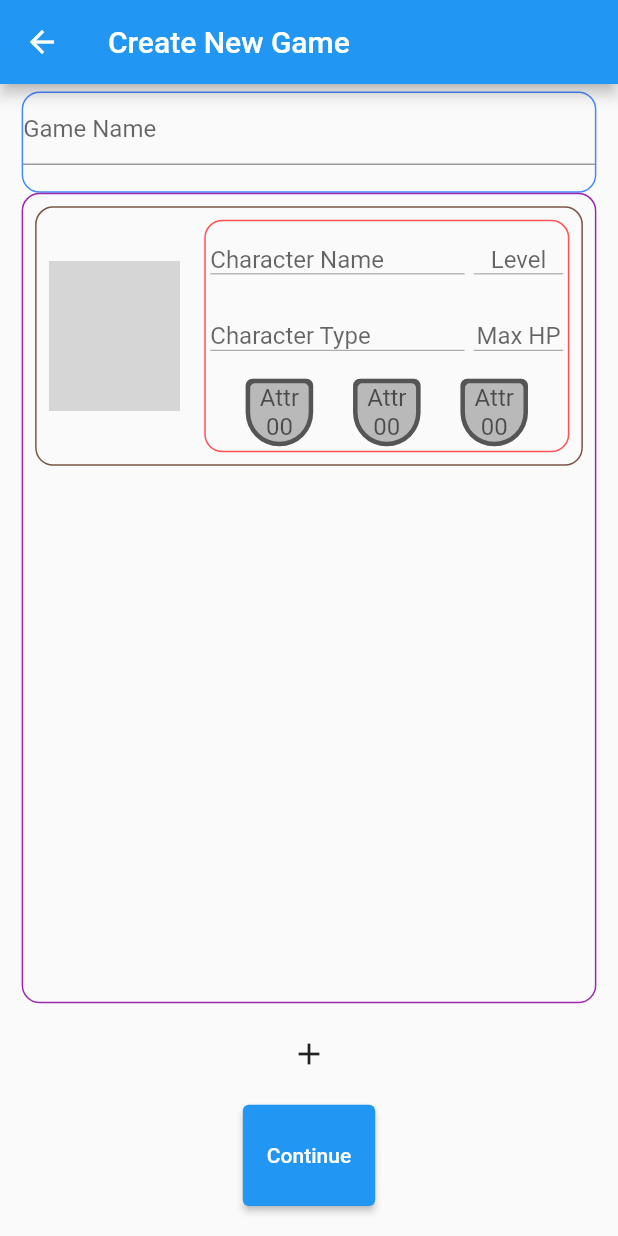
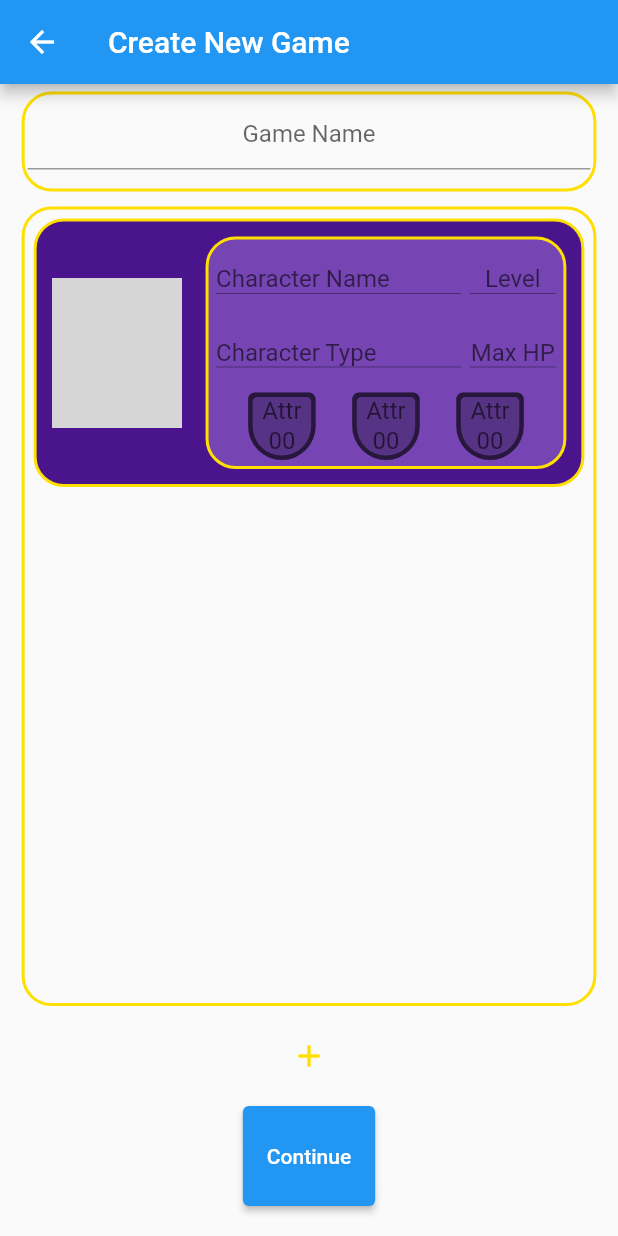
Before and after one commit to Skhoooler/Dungeons-Oracle, a Flutter app: the NewGame screen opened directly, on a phone screen of 412 x 824 dp. Run offline on Flutter 3.47's test engine with Material 2 defaults, Android fonts, the phone set to English and light mode, and no system bars; grey boxes are pictures that could not be loaded.

Commit message:
Finished Themeing actually this time

```diff
--- a/lib/Controllers/addEntity.dart
+++ b/lib/Controllers/addEntity.dart
@@ -1,18 +1,13 @@
-import 'dart:math';
-
 import 'package:flutter/material.dart';
 
 import '../Utils/textFieldStyling.dart';
+import '../Utils/customWidgets.dart' as custom_widgets;
+import '../Utils/colors.dart' as colors;
 
 /// Add Entity to Game
 Widget addEntity() {
-  return Container(
-    decoration: BoxDecoration(
-      border: Border.all(
-        color: Colors.primaries[Random().nextInt(Colors.primaries.length)],
-      ),
-      borderRadius: BorderRadius.circular(12),
-    ),
+  return custom_widgets.DOContainer(
+    color: colors.primaryColor,
     child: Column(
         mainAxisAlignment: MainAxisAlignment.start,
         crossAxisAlignment: CrossAxisAlignment.center,
@@ -39,12 +34,9 @@ Widget addEntity() {
                 flex: 5,
                 child: Padding(
                   padding: const EdgeInsets.all(8.0),
-                  child: Container(
+                  child: custom_widgets.DOContainer(
                     height: 155,
-                    decoration: BoxDecoration(
-                      border: Border.all(color: Colors.redAccent),
-                      borderRadius: BorderRadius.circular(12),
-                    ),
+                    color: colors.secondaryColor,
                     child: Column(
                       mainAxisAlignment: MainAxisAlignment.start,
                       children: [
@@ -203,6 +195,7 @@ Container attribute() {
                   disabledBorder: InputBorder.none),
               maxLength: 2,
               textAlign: TextAlign.center,
+              keyboardType: TextInputType.number,
             ),
           ),
         ],
--- a/lib/Routes/new_game.dart
+++ b/lib/Routes/new_game.dart
@@ -1,5 +1,8 @@
 import 'package:dungeons_oracle/Controllers/addEntity.dart';
 import 'package:flutter/material.dart';
+
+import '../Utils/customWidgets.dart' as custom_widgets;
+import '../Utils/colors.dart' as colors;
 
 List<Widget> _players = [addEntity()];
 
@@ -28,18 +31,16 @@ class _NewGameState extends State<NewGame> {
             crossAxisAlignment: CrossAxisAlignment.center,
             children: [
               /// Spacing
-              const SizedBox(height: 5.0,),
+              const SizedBox(
+                height: 5.0,
+              ),
 
               /// Enter Game Name
-              Expanded(
+              const Expanded(
                 flex: 1,
-                child: Container(
-                  width: MediaQuery.of(context).size.width * .93,
-                  decoration: BoxDecoration(
-                    border: Border.all(color: Colors.blueAccent),
-                    borderRadius: BorderRadius.circular(12),
-                  ),
-                  child: const TextField(
+                child: custom_widgets.DOContainer(
+                  child: TextField(
+                    textAlign: TextAlign.center,
                     decoration: InputDecoration(
                       hintText: 'Game Name',
                     ),
@@ -47,16 +48,15 @@ class _NewGameState extends State<NewGame> {
                 ),
               ),
 
+              /// Spacing
+              const SizedBox(
+                height: 10.0,
+              ),
+
               /// Player List
               Expanded(
                   flex: 8,
-                  child: Container(
-                    width: MediaQuery.of(context).size.width * .93,
-                    padding: const EdgeInsets.all(4.0),
-                    decoration: BoxDecoration(
-                      border: Border.all(color: Colors.purple),
-                      borderRadius: BorderRadius.circular(12),
-                    ),
+                  child: custom_widgets.DOContainer(
                     child: ListView.builder(
                         padding: const EdgeInsets.all(4.0),
                         itemCount: _players.length,
@@ -69,13 +69,17 @@ class _NewGameState extends State<NewGame> {
                 child: IconButton(
                   onPressed: () {
                     setState(() {
+                      _players.add(const SizedBox(
+                        height: 10,
+                      ));
                       _players.add(
                         addEntity(),
                       );
                     });
                   },
-                  icon: const Icon(
+                  icon: Icon(
                     Icons.add,
+                    color: colors.accentColor,
                   ),
                 ),
               ),
@@ -89,7 +93,9 @@ class _NewGameState extends State<NewGame> {
                   )),
 
               /// Spacing
-              const SizedBox(height: 20,),
+              const SizedBox(
+                height: 20,
+              ),
             ]),
       ),
     );
--- a/lib/Utils/colors.dart
+++ b/lib/Utils/colors.dart
@@ -6,11 +6,14 @@ Color? primaryColor     = Colors.purple[900];
 //Color? onPrimaryColor   = Colors.amber[700];
 
 // Secondary Colors
-const Color secondaryColor   = Color(0x004a0d67);
+const Color secondaryColor   = Color(0xFF7645B3);
 //const Color onSecondaryColor = Color(0x004a0d67);
 
 // Accent Colors
 Color? accentColor = const Color(0xFFffdf00);
+
+// Hint Text Color
+Color? hintTextColor = const Color(0xFF938608);
 
 // Error Colors
 const Color errorColor       = Color(0x00df2935);
--- /dev/null
+++ b/lib/Utils/customWidgets.dart
@@ -0,0 +1,27 @@
+import 'package:flutter/material.dart';
+import 'colors.dart' as colors;
+
+class DOContainer extends StatelessWidget {
+  final Widget child;
+  final double? width;
+  final double? height;
+  final Color? color;
+
+  const DOContainer({Key? key, required this.child, this.width, this.height, this.color})
+      : super(key: key);
+
+  @override
+  Widget build(BuildContext context) {
+    return Container(
+      width: width ?? MediaQuery.of(context).size.width * .93,
+      height: height,
+      padding: const EdgeInsets.all(2.0),
+      decoration: BoxDecoration(
+        border: Border.all(color: colors.accentColor ?? Colors.red, width: 2.0),
+        borderRadius: const BorderRadius.all(Radius.circular(20)),
+        color: color,
+      ),
+      child: child,
+    );
+  }
+}
--- a/lib/Utils/themes.dart
+++ b/lib/Utils/themes.dart
@@ -25,11 +25,36 @@ class DungeonsOracleTheme {
       /// Text
       fontFamily: 'Montserrat',
       textTheme: ThemeData.light().textTheme.copyWith(
+          /// Title
+          headline6: TextStyle(
+            color: colors.accentColor,
+          ),
 
-              /// Title
-              headline6: TextStyle(
+          /// Body
+          bodyText1: TextStyle(
             color: colors.accentColor,
-          )),
+          ),
+          bodyText2: TextStyle(
+            color: colors.accentColor,
+          ),
+
+          /// TextFields
+          subtitle1: TextStyle(
+            color: colors.accentColor,
+      )
+      ),
+
+      /// Text Fields
+      inputDecorationTheme: InputDecorationTheme(
+        hintStyle: TextStyle(
+          color: colors.hintTextColor,
+        ) ,
+        filled: false,
+      ),
+
+      textSelectionTheme: const TextSelectionThemeData(
+
+      ),
 
       /// Background
       scaffoldBackgroundColor: colors.backgroundColor,
@@ -43,6 +68,9 @@ class DungeonsOracleTheme {
         padding: const EdgeInsets.all(4.0),
       )),
       // More Info: https://www.kindacode.com/article/working-with-elevatedbutton-in-flutter/#Style_Color_Border_Elevation…
+
+      /// Android: Scroll too far color
+      androidOverscrollIndicator: AndroidOverscrollIndicator.stretch,
     );
   }
 
```
